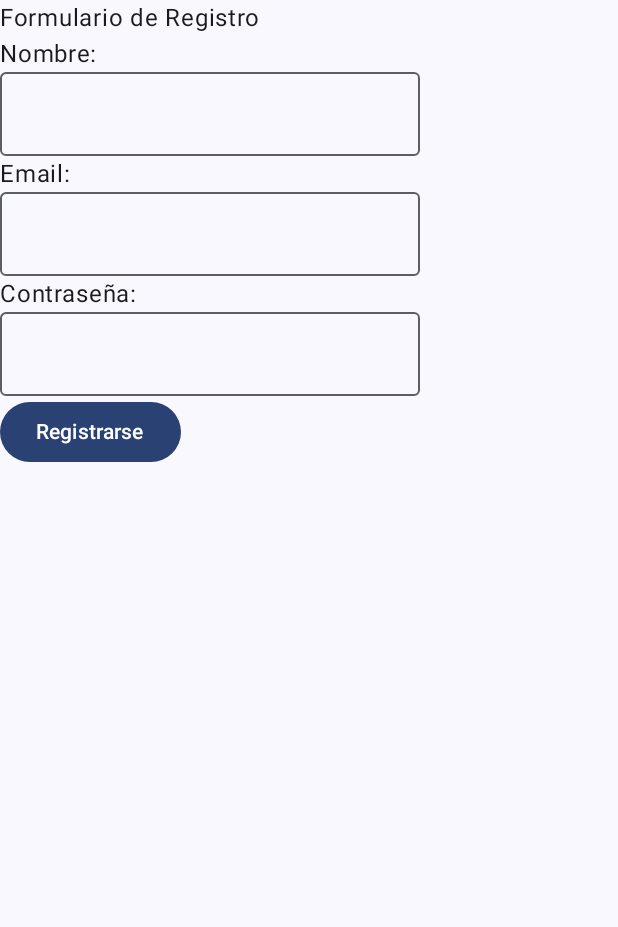
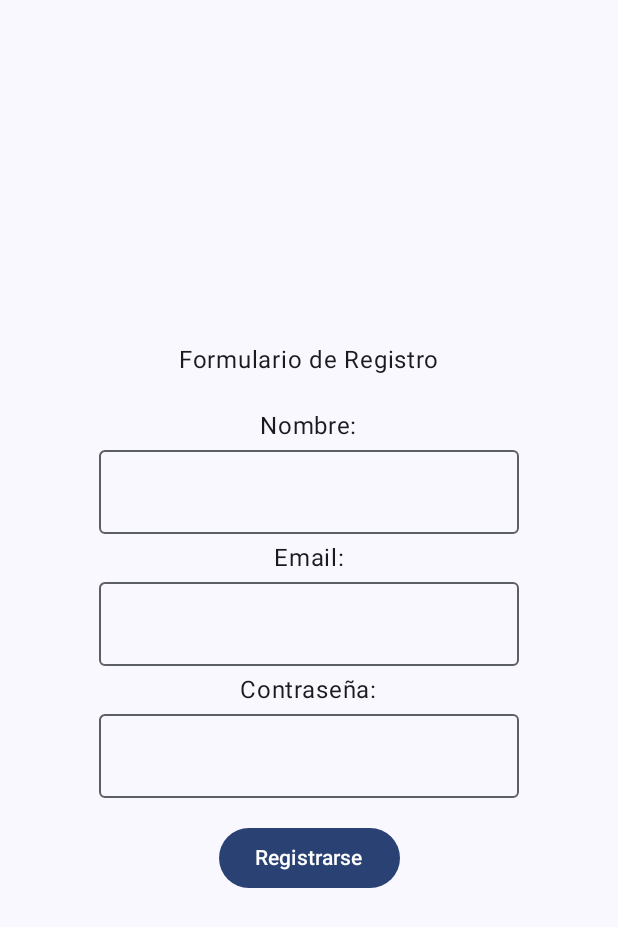
Before and after one commit to LuisGM875/Programacion_Para_Moviles, an Android app built with Jetpack Compose: the screen it shows after launch (MainActivity), on a phone screen of 412 x 824 dp. Shown: the top 927 px of the screen. Run offline under Robolectric (Android 15) with nearby library versions, the phone set to English and light mode, and no system bars.

Commit message:
fix: update interface to Formulario de Registro

```diff
--- a/app/src/main/java/com/example/programacion_para_moviles/MainActivity.kt
+++ b/app/src/main/java/com/example/programacion_para_moviles/MainActivity.kt
@@ -4,6 +4,7 @@ import android.os.Bundle
 import androidx.activity.ComponentActivity
 import androidx.activity.compose.setContent
 import androidx.activity.enableEdgeToEdge
+import androidx.compose.foundation.layout.Arrangement
 import androidx.compose.foundation.layout.Column
 import androidx.compose.foundation.layout.fillMaxSize
 import androidx.compose.foundation.layout.padding
@@ -12,8 +13,10 @@ import androidx.compose.material3.OutlinedTextField
 import androidx.compose.material3.Scaffold
 import androidx.compose.material3.Text
 import androidx.compose.runtime.Composable
+import androidx.compose.ui.Alignment
 import androidx.compose.ui.Modifier
 import androidx.compose.ui.tooling.preview.Preview
+import androidx.compose.ui.unit.dp
 import com.example.programacion_para_moviles.ui.theme.Programacion_Para_MovilesTheme
 
 class MainActivity : ComponentActivity() {
@@ -35,16 +38,15 @@ class MainActivity : ComponentActivity() {
 
 @Composable
 fun Greeting(name: String, modifier: Modifier = Modifier) {
-    Column{
-        Text(text = "Formulario de Registro")
-
-        Text(text = "Nombre:")
+    Column(modifier = Modifier.fillMaxSize(), verticalArrangement = Arrangement.Center, horizontalAlignment = Alignment.CenterHorizontally){
+        Text(text = "Formulario de Registro", modifier = Modifier.padding(16.dp))
+        Text(text = "Nombre:", modifier = Modifier.padding(4.dp))
         OutlinedTextField(value = "", onValueChange = {})
-        Text(text = "Email:")
+        Text(text = "Email:", modifier = Modifier.padding(4.dp))
         OutlinedTextField(value = "", onValueChange = {})
-        Text(text = "Contraseña:")
+        Text(text = "Contraseña:",  modifier = Modifier.padding(4.dp))
         OutlinedTextField(value = "", onValueChange = {})
-        Button(onClick = {/*TODO*/}) {
+        Button(onClick = {/*TODO*/}, modifier = Modifier.padding(16.dp)) {
             Text(text = "Registrarse")
         }
     }
```
